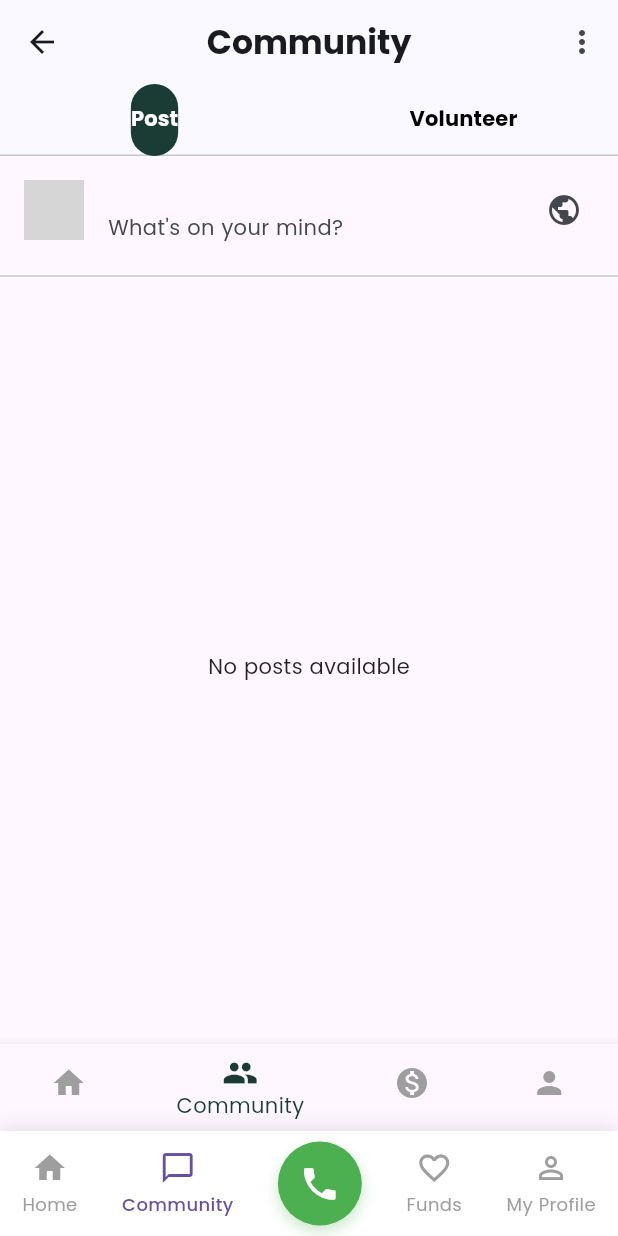
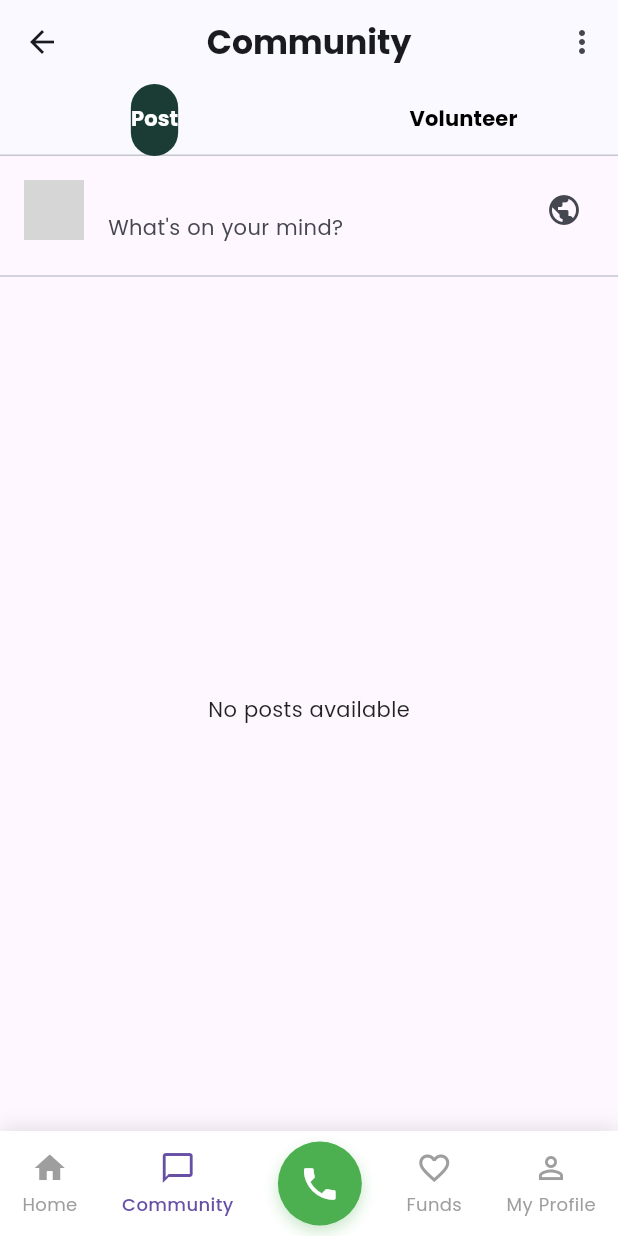
Before and after one commit to reponseashimwe/relief_link, a Flutter app: the screen it shows once a user with an empty profile is signed in, scrolled down 116 dp, after a tap on "Community", on a phone screen of 412 x 824 dp. Run offline on Flutter 3.47's test engine with Material 3 defaults, Android fonts, the phone set to English and light mode, and no system bars; our stand-ins replace cached_network_image, cloud_firestore, firebase_auth, firebase_core, firebase_storage, geolocator and 4 more; missing offline and left inert: cloudinary_public; accounts and stored records are empty; network calls fail; grey boxes are pictures that could not be loaded.

Commit message:
updated community posts

```diff
--- a/lib/screens/community/community_screen.dart
+++ b/lib/screens/community/community_screen.dart
@@ -68,20 +68,6 @@ class _CommunityScreenState extends State<CommunityScreen>
           PostTab(), // Use the imported PostTab
           VolunteerTab(),
         ],
-      ),
-      bottomNavigationBar: BottomNavigationBar(
-        currentIndex: 1,
-        selectedItemColor: const Color(0xFF1A3C34),
-        unselectedItemColor: Colors.grey,
-        items: const [
-          BottomNavigationBarItem(icon: Icon(Icons.home), label: 'Home'),
-          BottomNavigationBarItem(icon: Icon(Icons.group), label: 'Community'),
-          BottomNavigationBarItem(icon: Icon(Icons.monetization_on), label: 'Funds'),
-          BottomNavigationBarItem(icon: Icon(Icons.person), label: 'My Profile'),
-        ],
-        onTap: (index) {
-          // Handle navigation to other screens
-        },
       ),
     );
   }
```
